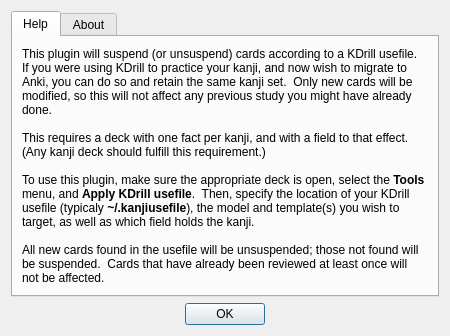
fbriere/anki-kdrill, file kdrill/help.ui: the form before one commit.
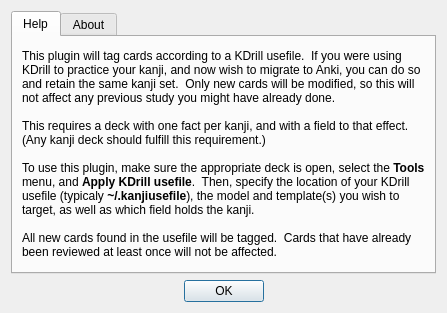
The form after the commit. The open tabs and pages were chosen to show the change.

Commit message: Tag cards, don't (un)suspend them

Patch:
```diff
--- a/kdrill/help.ui
+++ b/kdrill/help.ui
@@ -37,13 +37,13 @@
 &lt;html&gt;&lt;head&gt;&lt;meta name=&quot;qrichtext&quot; content=&quot;1&quot; /&gt;&lt;style type=&quot;text/css&quot;&gt;
 p, li { white-space: pre-wrap; }
 &lt;/style&gt;&lt;/head&gt;&lt;body style=&quot; font-family:'Sans Serif'; font-size:9pt; font-weight:400; font-style:normal;&quot;&gt;
-&lt;p style=&quot; margin-top:0px; margin-bottom:0px; margin-left:0px; margin-right:0px; -qt-block-indent:0; text-indent:0px;&quot;&gt;This plugin will suspend (or unsuspend) cards according to a KDrill usefile.  If you were using KDrill to practice your kanji, and now wish to migrate to Anki, you can do so and retain the same kanji set.  Only new cards will be modified, so this will not affect any previous study you might have already done.&lt;/p&gt;
+&lt;p style=&quot; margin-top:0px; margin-bottom:0px; margin-left:0px; margin-right:0px; -qt-block-indent:0; text-indent:0px;&quot;&gt;This plugin will tag cards according to a KDrill usefile.  If you were using KDrill to practice your kanji, and now wish to migrate to Anki, you can do so and retain the same kanji set.  Only new cards will be modified, so this will not affect any previous study you might have already done.&lt;/p&gt;
 &lt;p style=&quot;-qt-paragraph-type:empty; margin-top:0px; margin-bottom:0px; margin-left:0px; margin-right:0px; -qt-block-indent:0; text-indent:0px;&quot;&gt;&lt;/p&gt;
 &lt;p style=&quot; margin-top:0px; margin-bottom:0px; margin-left:0px; margin-right:0px; -qt-block-indent:0; text-indent:0px;&quot;&gt;This requires a deck with one fact per kanji, and with a field to that effect.  (Any kanji deck should fulfill this requirement.)&lt;/p&gt;
 &lt;p style=&quot;-qt-paragraph-type:empty; margin-top:0px; margin-bottom:0px; margin-left:0px; margin-right:0px; -qt-block-indent:0; text-indent:0px;&quot;&gt;&lt;/p&gt;
 &lt;p style=&quot; margin-top:0px; margin-bottom:0px; margin-left:0px; margin-right:0px; -qt-block-indent:0; text-indent:0px;&quot;&gt;To use this plugin, make sure the appropriate deck is open, select the &lt;span style=&quot; font-weight:600;&quot;&gt;Tools&lt;/span&gt; menu, and &lt;span style=&quot; font-weight:600;&quot;&gt;Apply KDrill usefile&lt;/span&gt;.  Then, specify the location of your KDrill usefile (typicaly &lt;span style=&quot; font-weight:600;&quot;&gt;~/.kanjiusefile&lt;/span&gt;), the model and template(s) you wish to target, as well as which field holds the kanji.&lt;/p&gt;
 &lt;p style=&quot;-qt-paragraph-type:empty; margin-top:0px; margin-bottom:0px; margin-left:0px; margin-right:0px; -qt-block-indent:0; text-indent:0px;&quot;&gt;&lt;/p&gt;
-&lt;p style=&quot; margin-top:0px; margin-bottom:0px; margin-left:0px; margin-right:0px; -qt-block-indent:0; text-indent:0px;&quot;&gt;All new cards found in the usefile will be unsuspended; those not found will be suspended.  Cards that have already been reviewed at least once will not be affected.&lt;/p&gt;&lt;/body&gt;&lt;/html&gt;</string>
+&lt;p style=&quot; margin-top:0px; margin-bottom:0px; margin-left:0px; margin-right:0px; -qt-block-indent:0; text-indent:0px;&quot;&gt;All new cards found in the usefile will be tagged.  Cards that have already been reviewed at least once will not be affected.&lt;/p&gt;&lt;/body&gt;&lt;/html&gt;</string>
          </property>
          <property name="wordWrap">
           <bool>true</bool>
```
The commit also changes 6 other files.
